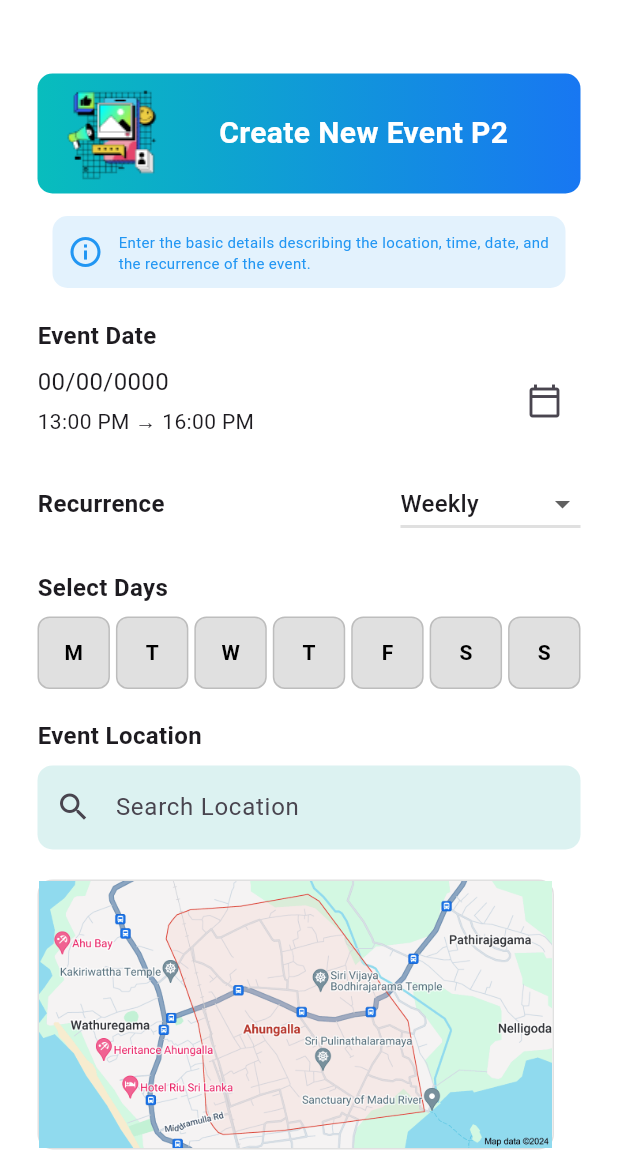
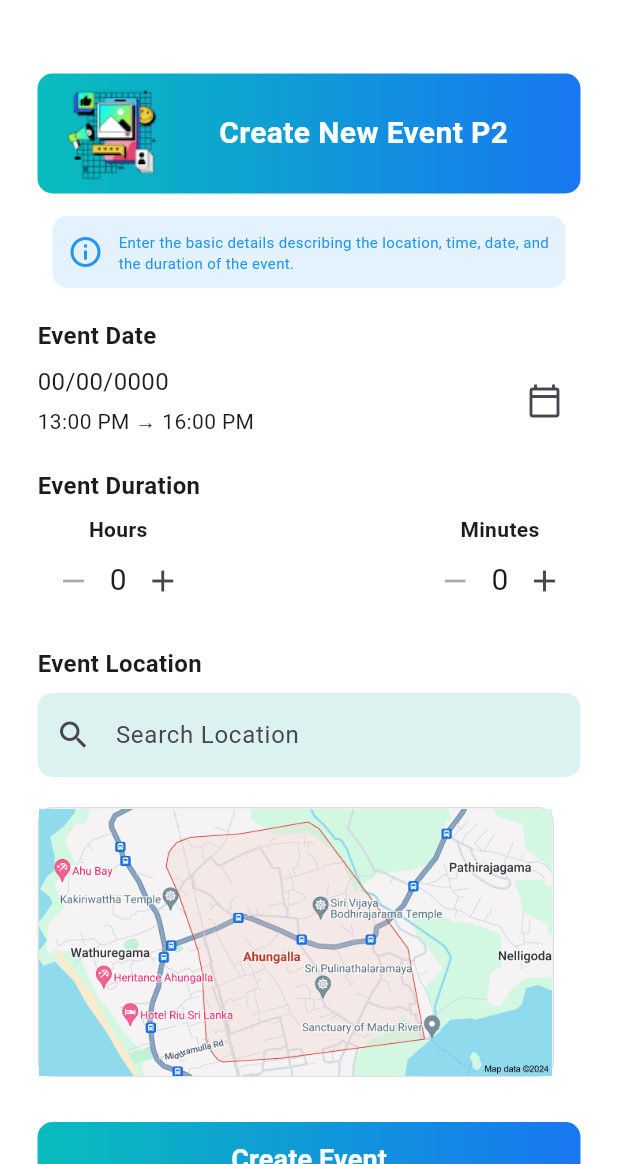
Before and after one commit to SDP-1/ocean_rescue, a Flutter app: the CreateEventScreen2 screen opened directly, on a phone screen of 412 x 824 dp, the part 72-1236 px from its top. Run offline on Flutter 3.47's test engine with Material 3 defaults, Android fonts, the phone set to English and light mode, and no system bars; our stand-ins replace cloud_firestore, firebase_auth, firebase_core, firebase_messaging, firebase_storage, flutter_image_compress and 7 more; accounts and stored records are empty.

Commit message:
create event 2 frontend update

```diff
--- a/lib/pages/event/CreateEventScreen2.dart
+++ b/lib/pages/event/CreateEventScreen2.dart
@@ -15,9 +15,8 @@ class _CreateEventScreen2State extends State<CreateEventScreen2> {
   DateTime? _selectedDate;
   TimeOfDay? _startTime;
   TimeOfDay? _endTime;
-  String _recurrence = 'Weekly';
-  List<bool> _selectedDays =
-      List.generate(7, (index) => false); // 7 days for the week
+  int _selectedHours = 0;
+  int _selectedMinutes = 0;
 
   Future<void> _pickDateTime() async {
     DateTime? pickedDate = await showDatePicker(
@@ -87,14 +86,12 @@ class _CreateEventScreen2State extends State<CreateEventScreen2> {
             ),
             EventInfoAlert(
               alertText:
-                  "Enter the basic details describing the location, time, date, and the recurrence of the event.",
+                  "Enter the basic details describing the location, time, date, and the duration of the event.",
             ),
             const SizedBox(height: 20),
             _buildDateTimePicker(),
             const SizedBox(height: 20),
-            _buildRecurrencePicker(),
-            const SizedBox(height: 20),
-            _buildDaySelection(),
+            _buildCustomDurationPicker(), // Add custom duration picker here
             const SizedBox(height: 20),
             _buildLocationInput(),
             const SizedBox(height: 20),
@@ -159,97 +156,80 @@ class _CreateEventScreen2State extends State<CreateEventScreen2> {
     );
   }
 
-// Recurrence Picker
-  Widget _buildRecurrencePicker() {
-    return Row(
-      mainAxisAlignment: MainAxisAlignment.start, // Align items to the start
-      crossAxisAlignment: CrossAxisAlignment.center, // Center align vertically
-      children: [
-        const Text(
-          'Recurrence',
-          style: TextStyle(fontWeight: FontWeight.bold, fontSize: 16),
-        ),
-        const SizedBox(width: 10),
-        Expanded(
-          child: Align(
-            alignment: Alignment.centerRight, // Align dropdown to the right
-            child: Container(
-              width: 120, // Set a specific width for the dropdown
-              child: DropdownButton<String>(
-                value: _recurrence,
-                onChanged: (String? newValue) {
-                  setState(() {
-                    _recurrence = newValue!;
-                  });
-                },
-                items: <String>['Daily', 'Weekly', 'Monthly']
-                    .map<DropdownMenuItem<String>>((String value) {
-                  return DropdownMenuItem<String>(
-                    value: value,
-                    child: Text(value),
-                  );
-                }).toList(),
-                isExpanded: true, // Ensure dropdown expands
-                underline: Container(
-                  height: 2,
-                  color: Colors.grey.shade300,
-                ),
-              ),
-            ),
-          ),
-        ),
-      ],
-    );
-  }
-
-  // Day Selection
-  Widget _buildDaySelection() {
+  // Custom Duration Picker
+  Widget _buildCustomDurationPicker() {
     return Column(
       crossAxisAlignment: CrossAxisAlignment.start,
       children: [
         const Text(
-          'Select Days',
+          'Event Duration',
           style: TextStyle(fontWeight: FontWeight.bold, fontSize: 16),
         ),
         const SizedBox(height: 8),
-        GridView.builder(
-          physics: const NeverScrollableScrollPhysics(),
-          shrinkWrap: true,
-          gridDelegate: const SliverGridDelegateWithFixedCrossAxisCount(
-            crossAxisCount: 7, // 7 days in a week
-            childAspectRatio: 1.0,
-            mainAxisSpacing: 4.0,
-            crossAxisSpacing: 4.0,
+        Row(
+          mainAxisAlignment: MainAxisAlignment.spaceBetween,
+          children: [
+            Column(
+              children: [
+                const Text("Hours",
+                    style: TextStyle(fontWeight: FontWeight.bold)),
+                Row(
+                  children: [
+                    IconButton(
+                      onPressed: _selectedHours > 0
+                          ? () {
+                              setState(() {
+                                _selectedHours--;
+                              });
+                            }
+                          : null,
+                      icon: const Icon(Icons.remove),
                     ),
-          itemCount: 7,
-          itemBuilder: (context, index) {
-            final dayLabels = ['M', 'T', 'W', 'T', 'F', 'S', 'S'];
-            return GestureDetector(
-              onTap: () {
+                    Text('$_selectedHours',
+                        style: const TextStyle(fontSize: 20)),
+                    IconButton(
+                      onPressed: () {
                         setState(() {
-                  _selectedDays[index] = !_selectedDays[index];
+                          _selectedHours++;
                         });
                       },
-              child: Container(
-                decoration: BoxDecoration(
-                  color: _selectedDays[index]
-                      ? ColorTheme.lightBlue1
-                      : Colors.grey.shade300,
-                  borderRadius: BorderRadius.circular(8),
-                  border: Border.all(color: Colors.grey.shade400),
+                      icon: const Icon(Icons.add),
                     ),
-                child: Center(
-                  child: Text(
-                    dayLabels[index],
-                    style: TextStyle(
-                      fontWeight: FontWeight.bold,
-                      color: _selectedDays[index] ? Colors.white : Colors.black,
+                  ],
                 ),
+              ],
             ),
+            Column(
+              children: [
+                const Text("Minutes",
+                    style: TextStyle(fontWeight: FontWeight.bold)),
+                Row(
+                  children: [
+                    IconButton(
+                      onPressed: _selectedMinutes >= 5
+                          ? () {
+                              setState(() {
+                                _selectedMinutes -= 5;
+                              });
+                            }
+                          : null,
+                      icon: const Icon(Icons.remove),
                     ),
+                    Text('$_selectedMinutes',
+                        style: const TextStyle(fontSize: 20)),
+                    IconButton(
+                      onPressed: () {
+                        setState(() {
+                          _selectedMinutes = (_selectedMinutes + 5) % 60;
+                        });
+                      },
+                      icon: const Icon(Icons.add),
                     ),
-            );
-          },
+                  ],
+                ),
+              ],
+            ),
+          ],
         ),
       ],
     );
```
Also changed, not shown: pubspec.lock. Lines whose indentation alone changed are shown as unchanged.
